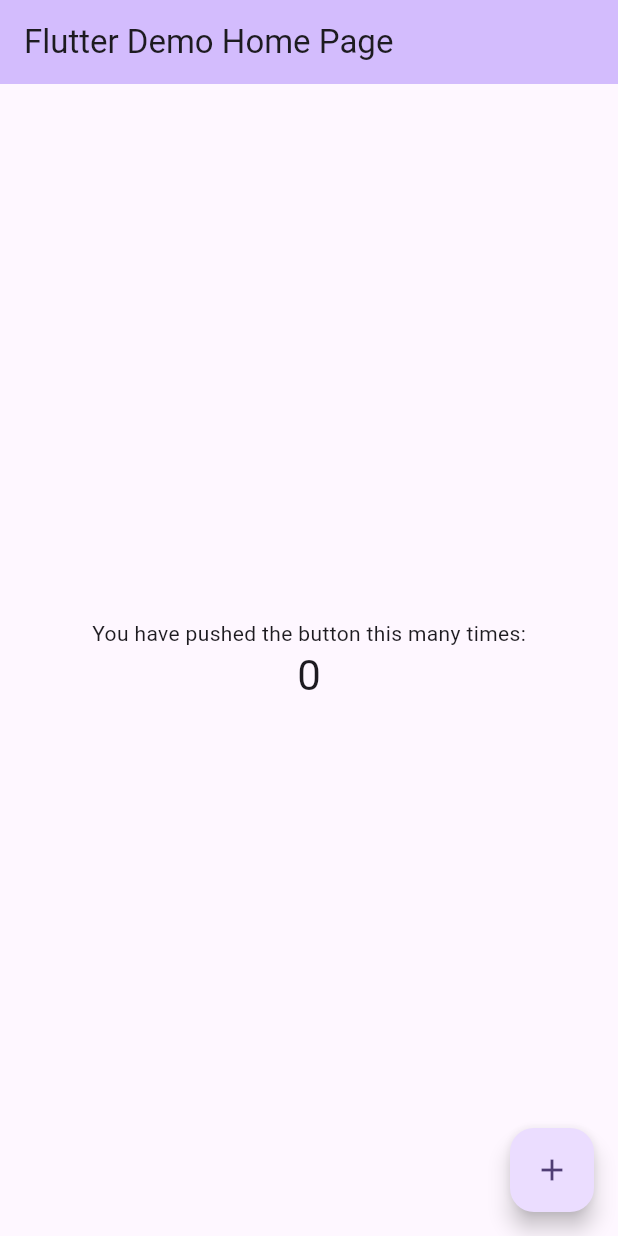
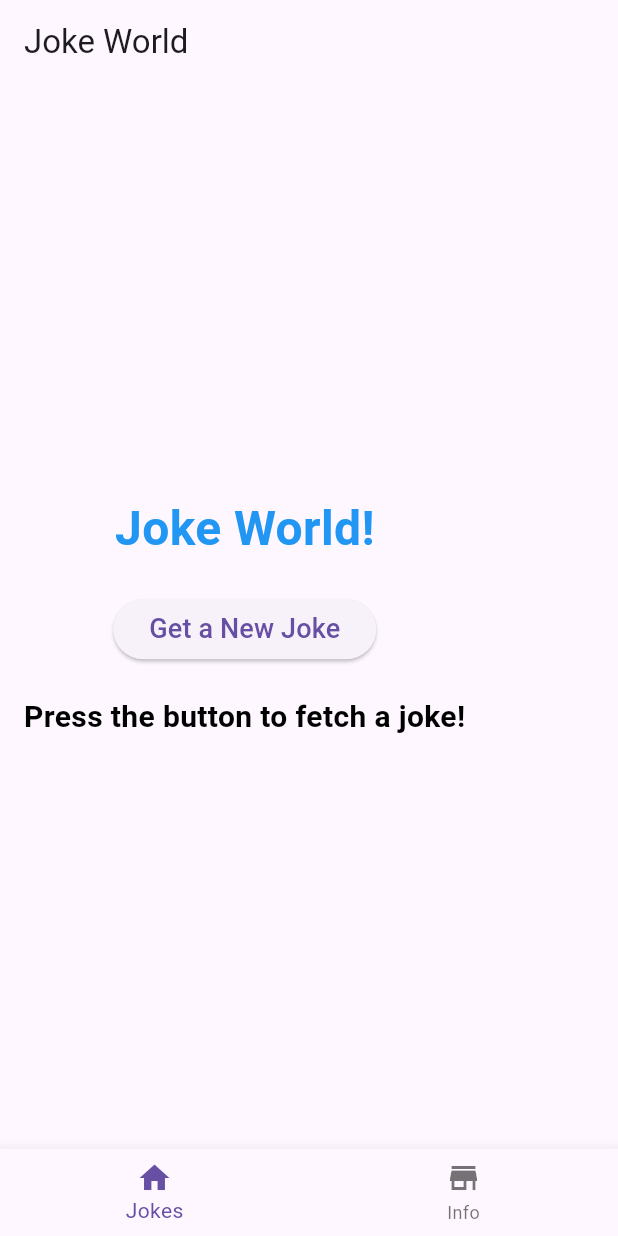
Before and after one commit to priyanshu-hiteshi/Learning_dart, a Flutter app: the screen it shows after launch, on a phone screen of 412 x 824 dp. Run offline on Flutter 3.47's test engine with Material 3 defaults, Android fonts, the phone set to English and light mode, and no system bars.

Commit message:
Bottom navigation and widgets add in the lib folder

```diff
--- a/lib/main.dart
+++ b/lib/main.dart
@@ -1,4 +1,6 @@
 import 'package:flutter/material.dart';
+import 'screens/joke_screen.dart';
+import 'screens/store_screen.dart';
 
 void main() {
   runApp(const MyApp());
@@ -7,119 +9,56 @@ void main() {
 class MyApp extends StatelessWidget {
   const MyApp({super.key});
 
-  // This widget is the root of your application.
   @override
   Widget build(BuildContext context) {
     return MaterialApp(
-      title: 'Flutter Demo',
-      theme: ThemeData(
-        // This is the theme of your application.
-        //
-        // TRY THIS: Try running your application with "flutter run". You'll see
-        // the application has a purple toolbar. Then, without quitting the app,
-        // try changing the seedColor in the colorScheme below to Colors.green
-        // and then invoke "hot reload" (save your changes or press the "hot
-        // reload" button in a Flutter-supported IDE, or press "r" if you used
-        // the command line to start the app).
-        //
-        // Notice that the counter didn't reset back to zero; the application
-        // state is not lost during the reload. To reset the state, use hot
-        // restart instead.
-        //
-        // This works for code too, not just values: Most code changes can be
-        // tested with just a hot reload.
-        colorScheme: ColorScheme.fromSeed(seedColor: Colors.deepPurple),
-        useMaterial3: true,
-      ),
-      home: const MyHomePage(title: 'Flutter Demo Home Page'),
+      home: JokeWorldScreen(),
     );
   }
 }
 
-class MyHomePage extends StatefulWidget {
-  const MyHomePage({super.key, required this.title});
-
-  // This widget is the home page of your application. It is stateful, meaning
-  // that it has a State object (defined below) that contains fields that affect
-  // how it looks.
-
-  // This class is the configuration for the state. It holds the values (in this
-  // case the title) provided by the parent (in this case the App widget) and
-  // used by the build method of the State. Fields in a Widget subclass are
-  // always marked "final".
-
-  final String title;
-
+class JokeWorldScreen extends StatefulWidget {
   @override
-  State<MyHomePage> createState() => _MyHomePageState();
+  _JokeWorldScreenState createState() => _JokeWorldScreenState();
 }
 
-class _MyHomePageState extends State<MyHomePage> {
-  int _counter = 0;
+class _JokeWorldScreenState extends State<JokeWorldScreen> {
+  int _selectedIndex = 0; // Variable to track the selected tab
 
-  void _incrementCounter() {
+  // List of screens for bottom navigation
+  List<Widget> _screens = [
+    JokeScreen(),
+    SecondScreen(),
+  ];
+
+  // Function to update the selected index and navigate to the respective screen
+  void _onItemTapped(int index) {
     setState(() {
-      // This call to setState tells the Flutter framework that something has
-      // changed in this State, which causes it to rerun the build method below
-      // so that the display can reflect the updated values. If we changed
-      // _counter without calling setState(), then the build method would not be
-      // called again, and so nothing would appear to happen.
-      _counter++;
+      _selectedIndex = index;
     });
   }
 
   @override
   Widget build(BuildContext context) {
-    // This method is rerun every time setState is called, for instance as done
-    // by the _incrementCounter method above.
-    //
-    // The Flutter framework has been optimized to make rerunning build methods
-    // fast, so that you can just rebuild anything that needs updating rather
-    // than having to individually change instances of widgets.
     return Scaffold(
       appBar: AppBar(
-        // TRY THIS: Try changing the color here to a specific color (to
-        // Colors.amber, perhaps?) and trigger a hot reload to see the AppBar
-        // change color while the other colors stay the same.
-        backgroundColor: Theme.of(context).colorScheme.inversePrimary,
-        // Here we take the value from the MyHomePage object that was created by
-        // the App.build method, and use it to set our appbar title.
-        title: Text(widget.title),
+        title: const Text('Joke World'),
       ),
-      body: Center(
-        // Center is a layout widget. It takes a single child and positions it
-        // in the middle of the parent.
-        child: Column(
-          // Column is also a layout widget. It takes a list of children and
-          // arranges them vertically. By default, it sizes itself to fit its
-          // children horizontally, and tries to be as tall as its parent.
-          //
-          // Column has various properties to control how it sizes itself and
-          // how it positions its children. Here we use mainAxisAlignment to
-          // center the children vertically; the main axis here is the vertical
-          // axis because Columns are vertical (the cross axis would be
-          // horizontal).
-          //
-          // TRY THIS: Invoke "debug painting" (choose the "Toggle Debug Paint"
-          // action in the IDE, or press "p" in the console), to see the
-          // wireframe for each widget.
-          mainAxisAlignment: MainAxisAlignment.center,
-          children: <Widget>[
-            const Text(
-              'You have pushed the button this many times:',
-            ),
-            Text(
-              '$_counter',
-              style: Theme.of(context).textTheme.headlineMedium,
-            ),
-          ],
-        ),
+      body: _screens[_selectedIndex], // Display selected screen
+      bottomNavigationBar: BottomNavigationBar(
+        currentIndex: _selectedIndex, // Keep track of the selected tab
+        onTap: _onItemTapped, // Change screen on tab press
+        items: const <BottomNavigationBarItem>[
+          BottomNavigationBarItem(
+            icon: Icon(Icons.home),
+            label: 'Jokes',
+          ),
+          BottomNavigationBarItem(
+            icon: Icon(Icons.store),
+            label: 'Info',
+          ),
+        ],
       ),
-      floatingActionButton: FloatingActionButton(
-        onPressed: _incrementCounter,
-        tooltip: 'Increment',
-        child: const Icon(Icons.add),
-      ), // This trailing comma makes auto-formatting nicer for build methods.
     );
   }
 }
--- /dev/null
+++ b/lib/screens/joke_screen.dart
@@ -0,0 +1,63 @@
+import 'package:flutter/material.dart';
+import '../services/joke_api.dart';
+
+class JokeScreen extends StatefulWidget {
+  @override
+  _JokeScreenState createState() => _JokeScreenState();
+}
+
+class _JokeScreenState extends State<JokeScreen> {
+  String _joke = "Press the button to fetch a joke!"; // Initial message
+
+  // Function to get a joke and update the UI
+  void _getJoke() async {
+    String joke = await fetchJoke(); // Fetch joke from API using the service
+    setState(() {
+      _joke = joke; // Update the joke to display
+    });
+  }
+
+  @override
+  Widget build(BuildContext context) {
+    return Column(
+      mainAxisAlignment: MainAxisAlignment.center,
+      crossAxisAlignment: CrossAxisAlignment.center,
+      children: [
+        // Tagline Section
+        const Text(
+          'Joke World!',
+          style: TextStyle(
+            fontSize: 32,
+            fontWeight: FontWeight.bold,
+            color: Colors.blue,
+          ),
+        ),
+        const SizedBox(height: 20),
+
+        // Fetch Joke Button Section
+        ElevatedButton(
+          onPressed: _getJoke, // Call _getJoke function when the button is pressed
+          child: const Text(
+            'Get a New Joke',
+            style: TextStyle(fontSize: 18),
+          ),
+        ),
+        const SizedBox(height: 20),
+
+        // Display the Joke
+        Padding(
+          padding: const EdgeInsets.symmetric(horizontal: 16.0),
+          child: Text(
+            _joke,
+            textAlign: TextAlign.center,
+            style: const TextStyle(
+              fontSize: 20,
+              fontWeight: FontWeight.bold,
+              color: Colors.black,
+            ),
+          ),
+        ),
+      ],
+    );
+  }
+}
--- /dev/null
+++ b/lib/screens/store_screen.dart
@@ -0,0 +1,26 @@
+import 'package:flutter/material.dart';
+
+class SecondScreen extends StatelessWidget {
+  const SecondScreen({super.key});
+
+  @override
+  Widget build(BuildContext context) {
+    return Center(
+      child: Column(
+        mainAxisAlignment: MainAxisAlignment.center,
+        children: const [
+          Text(
+            'Information Screen',
+            style: TextStyle(fontSize: 24, fontWeight: FontWeight.bold),
+          ),
+          SizedBox(height: 20),
+          Text(
+            'This is an info screen. You can add more content here.',
+            textAlign: TextAlign.center,
+            style: TextStyle(fontSize: 18),
+          ),
+        ],
+      ),
+    );
+  }
+}
--- /dev/null
+++ b/lib/services/joke_api.dart
@@ -0,0 +1,20 @@
+import 'dart:convert';
+import 'package:http/http.dart' as http;
+
+// Function to fetch a random joke from the API
+Future<String> fetchJoke() async {
+  final String url = 'https://api.chucknorris.io/jokes/random';
+
+  try {
+    final res = await http.get(Uri.parse(url));
+
+    if (res.statusCode == 200) {
+      final Map<String, dynamic> jokeData = jsonDecode(res.body);
+      return jokeData['value']; // Return the joke string
+    } else {
+      return "Failed to load data. Status code: ${res.statusCode}";
+    }
+  } catch (error) {
+    return "Error occurred: $error";
+  }
+}
```
